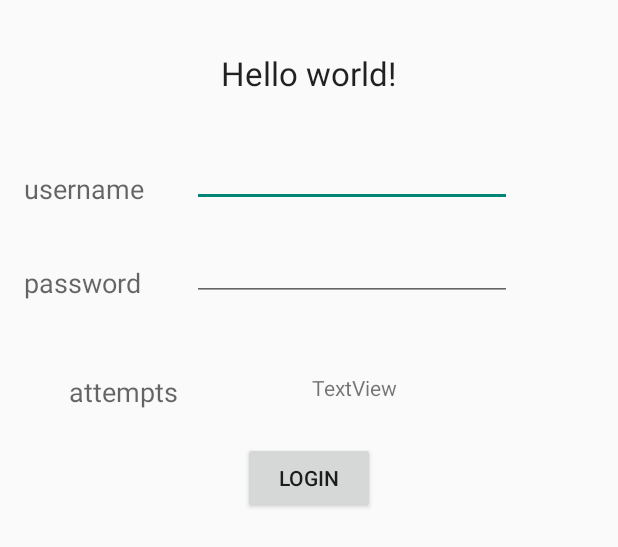
After one commit to Oregand/4THYEARPROJECT, an Android app: the layout login.xml on its own in the app's theme, with its tools: preview values and no code run, on a phone screen of 412 x 824 dp. The commit adds this screen. Shown: the top 547 px of the screen. Run offline under Robolectric (Android 15) with nearby library versions, the phone set to English and light mode, and no system bars.

Commit message:
Login screen

```diff
--- a/Dealz/app/src/main/java/ie/dealz/app/Activites/MainActivity.java
+++ b/Dealz/app/src/main/java/ie/dealz/app/Activites/MainActivity.java
@@ -29,8 +29,6 @@ public class MainActivity extends ActionBarActivity implements ListFragment.OnFr
     protected void onCreate(Bundle savedInstanceState) {
 
 
-
-
         StrictMode.ThreadPolicy policy = new StrictMode.ThreadPolicy.Builder().permitAll().build();
         StrictMode.setThreadPolicy(policy);
         super.onCreate(savedInstanceState);
@@ -43,7 +41,7 @@ public class MainActivity extends ActionBarActivity implements ListFragment.OnFr
     }
 
 
-    private void replaceListWithCars(String title) {
+    public void replaceListWithCars(String title) {
         ListFragment yoloFragment = new ListFragment();
         Bundle arguments = new Bundle();
         arguments.putString("make of car",title);
--- /dev/null
+++ b/Dealz/app/src/main/res/layout/login.xml
@@ -0,0 +1,91 @@
+<RelativeLayout xmlns:android="http://schemas.android.com/apk/res/android"
+    xmlns:tools="http://schemas.android.com/tools"
+    android:layout_width="match_parent"
+    android:layout_height="match_parent"
+    android:paddingBottom="@dimen/activity_vertical_margin"
+    android:paddingLeft="@dimen/activity_horizontal_margin"
+    android:paddingRight="@dimen/activity_horizontal_margin"
+    android:paddingTop="@dimen/activity_vertical_margin"
+    tools:context=".MainActivity" >
+
+    <TextView
+        android:id="@+id/textView1"
+        android:layout_width="wrap_content"
+        android:layout_height="wrap_content"
+        android:layout_alignParentTop="true"
+        android:layout_centerHorizontal="true"
+        android:layout_marginTop="18dp"
+        android:text="@string/hello_world"
+        android:textAppearance="?android:attr/textAppearanceLarge" />
+
+    <TextView
+        android:id="@+id/textView2"
+        android:layout_width="wrap_content"
+        android:layout_height="wrap_content"
+        android:layout_alignParentLeft="true"
+        android:layout_below="@+id/textView1"
+        android:layout_marginTop="50dp"
+        android:text="@string/username"
+        android:textAppearance="?android:attr/textAppearanceMedium" />
+
+    <EditText
+        android:id="@+id/editText1"
+        android:layout_width="wrap_content"
+        android:layout_height="wrap_content"
+        android:layout_alignBottom="@+id/textView2"
+        android:layout_marginLeft="32dp"
+        android:layout_toRightOf="@+id/textView2"
+        android:ems="10" >
+
+        <requestFocus />
+    </EditText>
+
+    <TextView
+        android:id="@+id/textView3"
+        android:layout_width="wrap_content"
+        android:layout_height="wrap_content"
+        android:layout_alignLeft="@+id/textView2"
+        android:layout_below="@+id/textView2"
+        android:layout_marginTop="38dp"
+        android:text="@string/password"
+        android:textAppearance="?android:attr/textAppearanceMedium" />
+
+    <EditText
+        android:id="@+id/editText2"
+        android:layout_width="wrap_content"
+        android:layout_height="wrap_content"
+        android:layout_alignBottom="@+id/textView3"
+        android:layout_alignLeft="@+id/editText1"
+        android:ems="10"
+        android:inputType="textPassword" />
+
+    <Button
+        android:id="@+id/button1"
+        android:layout_width="wrap_content"
+        android:layout_height="wrap_content"
+        android:layout_below="@+id/editText2"
+        android:layout_centerHorizontal="true"
+        android:layout_marginTop="94dp"
+        android:onClick="login"
+        android:text="@string/Login" />
+
+    <TextView
+        android:id="@+id/textView4"
+        android:layout_width="wrap_content"
+        android:layout_height="wrap_content"
+        android:layout_alignLeft="@+id/textView3"
+        android:layout_below="@+id/textView3"
+        android:layout_marginLeft="30dp"
+        android:layout_marginTop="48dp"
+        android:text="@string/attempts"
+        android:textAppearance="?android:attr/textAppearanceMedium" />
+
+    <TextView
+        android:id="@+id/textView5"
+        android:layout_width="wrap_content"
+        android:layout_height="wrap_content"
+        android:layout_alignRight="@+id/textView1"
+        android:layout_alignTop="@+id/textView4"
+        android:text="TextView" />
+
+</RelativeLayout>
--- a/Dealz/app/src/main/res/values/strings.xml
+++ b/Dealz/app/src/main/res/values/strings.xml
@@ -6,5 +6,9 @@
     <string name="action_settings">Settings</string>
     <string name="appwidget_text">EXAMPLE</string>
     <string name="add_widget">Add widget</string>
+    <string name="attempts">attempts</string>
+    <string name="Login">Login</string>
+    <string name="password">password</string>
+    <string name="username">username</string>
 
 </resources>
```
Also changed, not shown: Dealz/app/src/main/AndroidManifest.xml (+6 -9 lines), Dealz/app/src/main/java/ie/dealz/app/Activites/LoginActivity.java (added, +108 -0 lines), Dealz/app/src/main/java/ie/dealz/app/Activites/SearchActivity.java (deleted, +0 -15 lines), Dealz/app/src/main/java/ie/dealz/app/Fragments/ItemFragment.java (+17 -0 lines), Dealz/app/src/main/java/ie/dealz/app/Testing/ExampleTest.java (deleted, +0 -15 lines), Dealz/app/src/main/java/ie/dealz/app/services/CarService.java (+7 -0 lines), Dealz/app/src/main/res/layout/singlecar.xml (+13 -8 lines), Dealz/app/src/main/res/xml/string.xml (added, +12 -0 lines), Dealz/app/src/main/tests/ReplaceBrandWithList.java (added, +32 -0 lines), Dealz/app/src/main/res/layout/activity_main.xml (line endings or trailing spaces), 1 other file.
